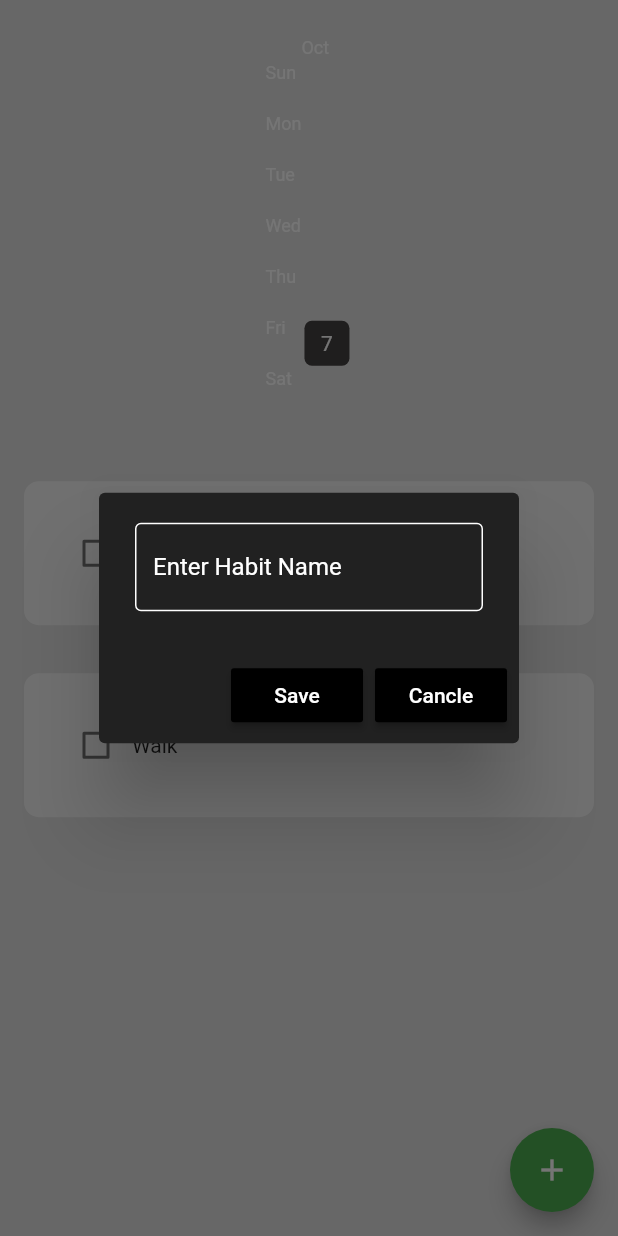
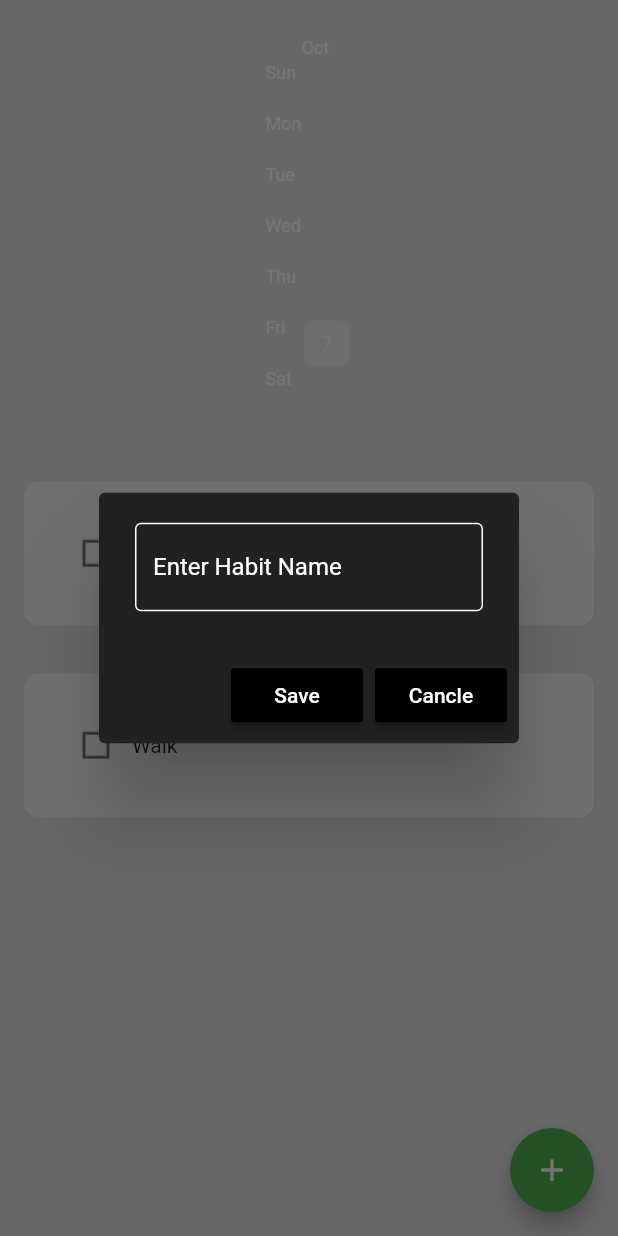
Before and after one commit to SaifIvnaAlam/Habit-Tracker-HeatMap, a Flutter app: the screen it shows after launch, after a tap on the "add" icon, on a phone screen of 412 x 824 dp. Run offline on Flutter 3.47's test engine with Material 2 defaults, Android fonts, the phone set to English and light mode, and no system bars; drawn by our look-alikes of flutter_heatmap_calendar, flutter_slidable; our stand-ins replace hive_flutter; accounts and stored records are empty.

Commit message:
fixed: heatmap working fine

```diff
--- a/lib/component/month_summary.dart
+++ b/lib/component/month_summary.dart
@@ -16,10 +16,10 @@ class MonthlySummary extends StatelessWidget {
       padding: const EdgeInsets.only(top: 25, bottom: 25),
       child: HeatMap(
           startDate: createDateTimeObject(startDate),
-          endDate: DateTime.now().add(Duration(days: 0)),
+          endDate: DateTime.now().add(const Duration(days: 0)),
           datasets: datasets,
           colorMode: ColorMode.color,
-          defaultColor: Color.fromARGB(255, 68, 65, 65),
+          defaultColor: Colors.grey[200],
           textColor: Colors.white,
           showColorTip: false,
           showText: true,
--- a/lib/data/habit_database.dart
+++ b/lib/data/habit_database.dart
@@ -35,6 +35,8 @@ class HabitDatabase {
     _myBox.put(todaysDateFormatted(), todaysHabitList);
 
     _myBox.put("CURRENT_HABIT_LIST", todaysHabitList);
+    calculateHabitPercentages();
+    loadHeatMap();
   }
 
   void calculateHabitPercentages() {
--- a/lib/datetime/date_time.dart
+++ b/lib/datetime/date_time.dart
@@ -1,4 +1,4 @@
-//return todays date formated
+// //return todays date formated
 String todaysDateFormatted() {
   var dateTimeObject = DateTime.now();
   String year = dateTimeObject.year.toString();
@@ -32,7 +32,7 @@ DateTime createDateTimeObject(String yyyymmdd) {
 //Conver DateTIme oBject To String yyymmdd
 
 String convertDateTimeToString(DateTime dateTime) {
-  String year = dateTime.toString();
+  String year = dateTime.year.toString();
 
   String month = dateTime.month.toString();
 
```
